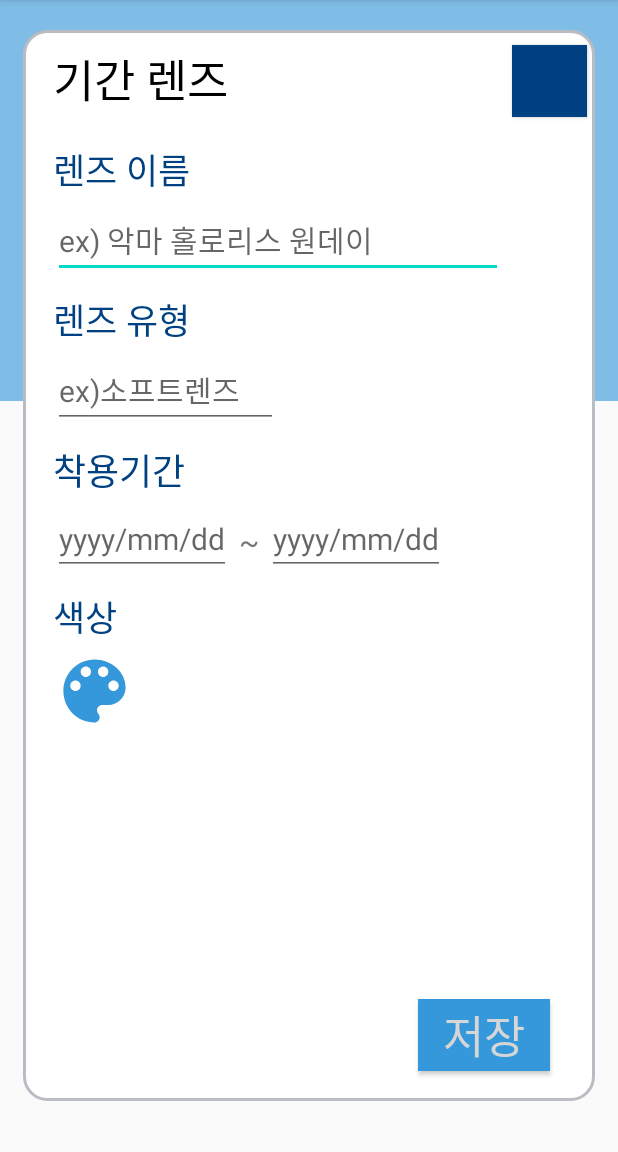
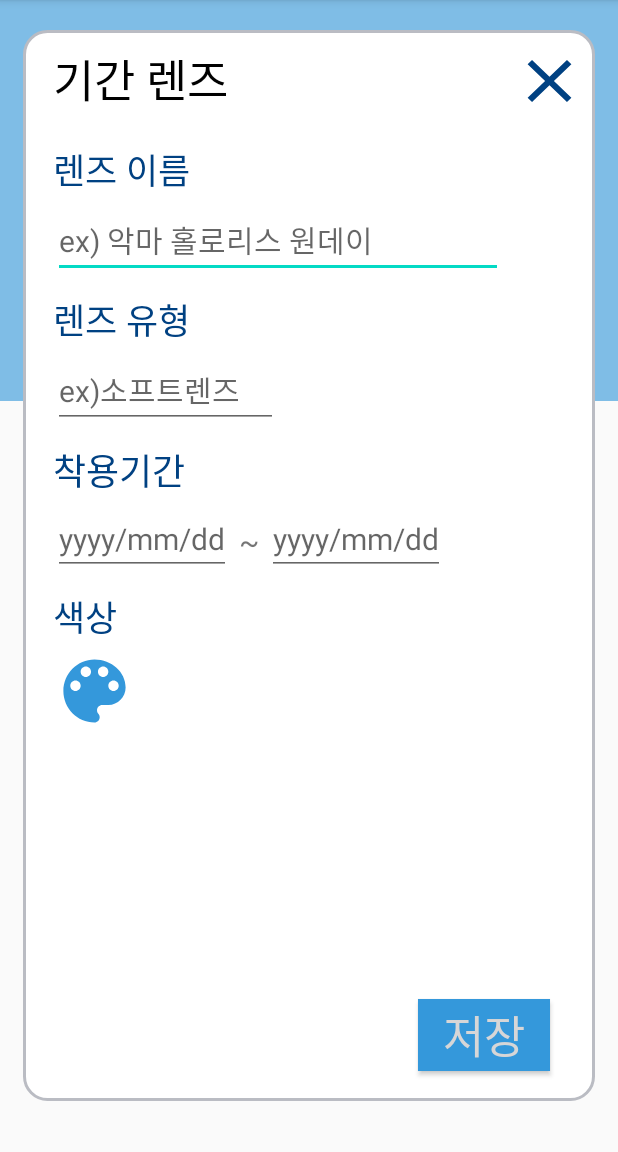
Before and after one commit to SeoeunPark/NUNU_oldver, an Android app: the Monthly screen opened directly, with no data from a screen before it, on a phone screen of 412 x 824 dp, the part 84-1236 px from its top. Run offline under Robolectric (Android 15) with nearby library versions, the phone set to English and light mode, and no system bars; libraries missing offline, so code that uses them is left out: petrov.kristiyan.colorpicker.

Commit message:
[수정] activity_oneday.xml - close 버튼 수정 activity_monthly.xml - close 버튼수정

```diff
--- a/app/src/main/res/layout/activity_monthly.xml
+++ b/app/src/main/res/layout/activity_monthly.xml
@@ -187,7 +187,7 @@ tools:context=".Monthly">
                                 android:layout_alignParentRight="true"
                                 android:layout_marginRight="5dp"
                                 android:layout_marginTop="10dp"
-                                android:background="@drawable/close"
+                                android:background="@drawable/fab_close"
                                 android:backgroundTint="@color/dartblue"/>
 
                         </RelativeLayout>
--- a/app/src/main/res/layout/activity_oneday.xml
+++ b/app/src/main/res/layout/activity_oneday.xml
@@ -183,7 +183,7 @@
                             android:layout_alignParentRight="true"
                             android:layout_marginRight="5dp"
                             android:layout_marginTop="10dp"
-                            android:background="@drawable/close"
+                            android:background="@drawable/fab_close"
                             android:backgroundTint="@color/dartblue"/>
 
                     </RelativeLayout>
```
